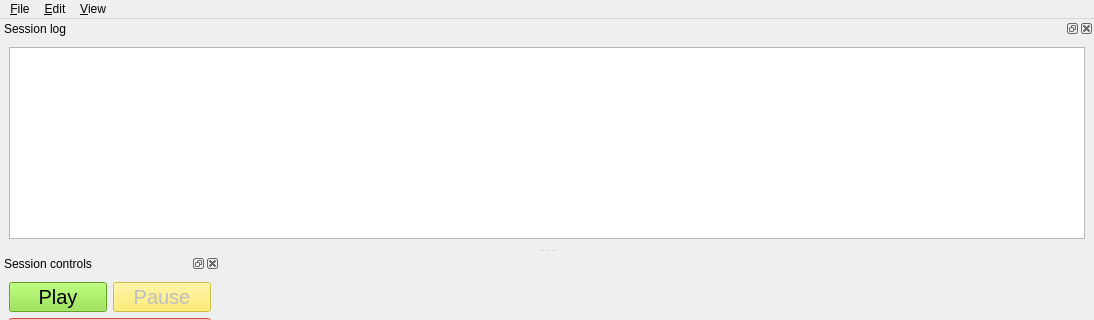
The window that alsui.ui (gehelem/als) describes before a commit, drawn with Qt 5; both pictures show x 0 to 1094 and y 0 to 320 of the 1094 by 828 pixel window.
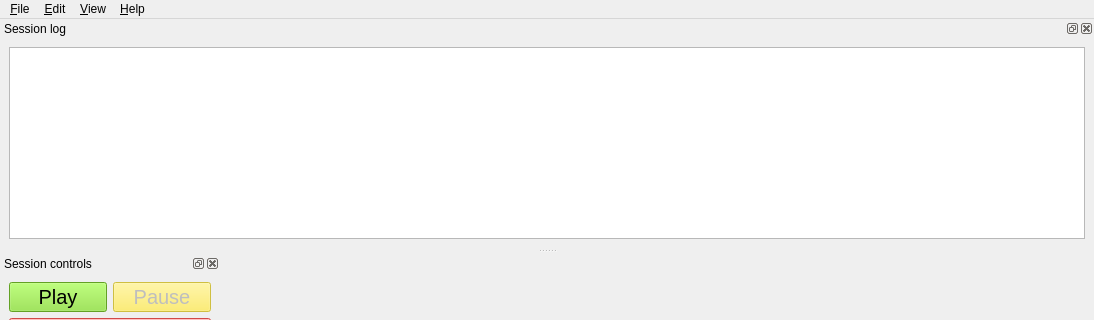
The same window after the commit. Icons and pictures are not drawn.

The edit to the form file:
```diff
--- a/alsui.ui
+++ b/alsui.ui
@@ -967,9 +967,16 @@
     <addaction name="action_show_session_controls"/>
     <addaction name="action_show_session_log"/>
    </widget>
+   <widget class="QMenu" name="menu_Help">
+    <property name="title">
+     <string>&amp;Help</string>
+    </property>
+    <addaction name="action_about_als"/>
+   </widget>
    <addaction name="menu_File"/>
    <addaction name="menu_Edit"/>
    <addaction name="menuView"/>
+   <addaction name="menu_Help"/>
   </widget>
   <widget class="QDockWidget" name="session_dock">
    <property name="windowTitle">
```
Left out of the diff: 5 changed lines with no effect on the pictures.
